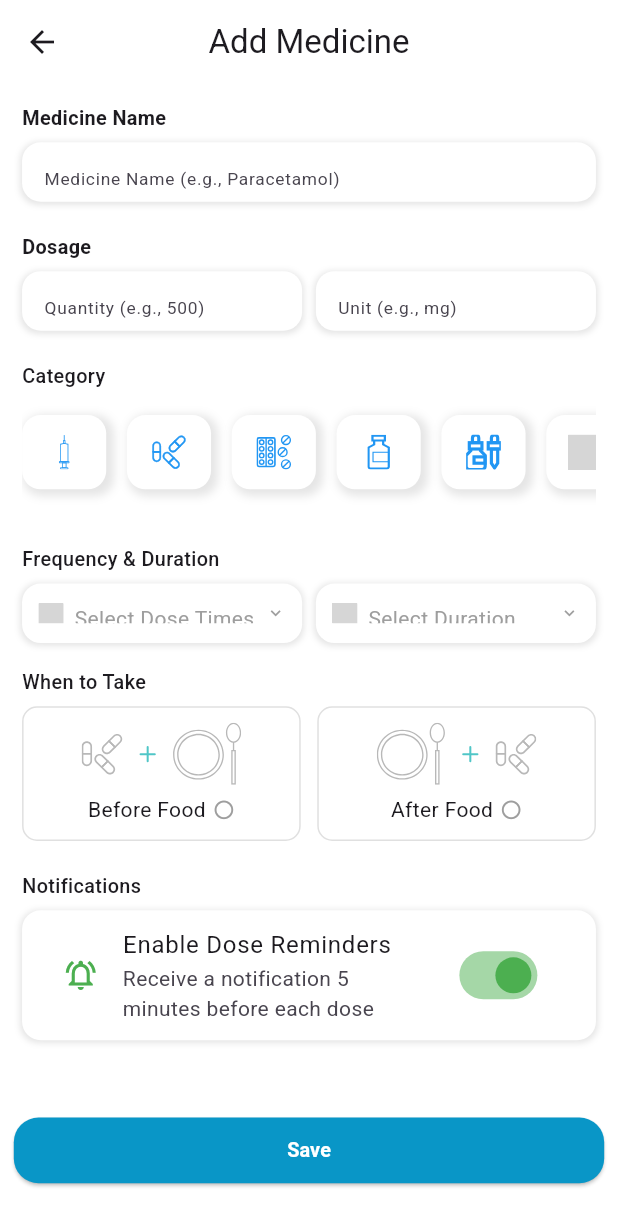
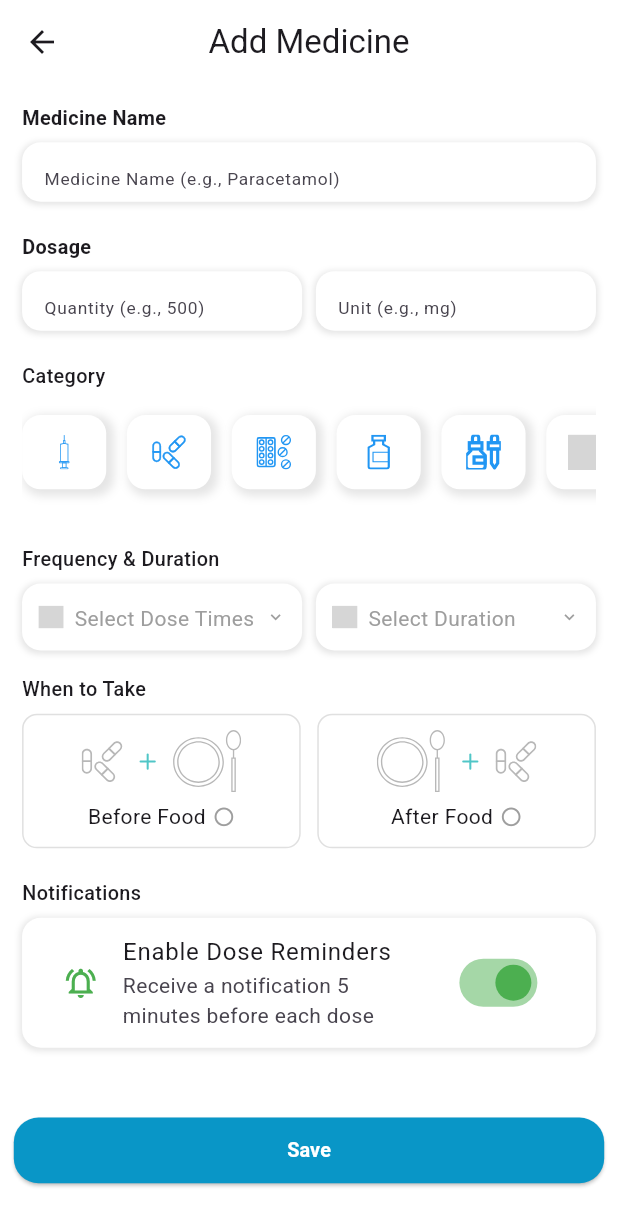
Before and after one commit to furkanislek/med-reminder, a Flutter app: the AddPillScreen screen opened directly, on a phone screen of 412 x 824 dp. Shown: the top 1226 px of the screen. Run offline on Flutter 3.47's test engine with Material 3 defaults, Android fonts, the phone set to English and light mode, and no system bars; our stand-ins replace cloud_firestore, firebase_auth, firebase_core, flutter_html, flutter_local_notifications, flutter_screenutil and 7 more; accounts and stored records are empty; network calls fail; project files that could hold a hidden picture were left out; grey boxes are pictures that could not be loaded.

Commit message:
design fixs

```diff
--- a/lib/pages/AddPill/add_pill.dart
+++ b/lib/pages/AddPill/add_pill.dart
@@ -379,7 +379,7 @@ class AddPillScreen extends StatelessWidget {
     required BuildContext context,
   }) {
     return Container(
-      height: 48.h,
+      height: 54.h,
       padding: EdgeInsets.symmetric(horizontal: 12.w, vertical: 16.h),
       decoration: BoxDecoration(
         color: Colors.white,
--- a/lib/services/services.dart
+++ b/lib/services/services.dart
@@ -23,14 +23,12 @@ class Auth {
     UserCredential userCredential = await _firebaseAuth
         .createUserWithEmailAndPassword(email: email, password: password);
 
-    print("profileImage: $profileImage");
 
     String? photoBase64;
     if (profileImage != null) {
       photoBase64 = base64Encode(await profileImage.readAsBytes());
     }
 
-    print("photoBase64: $photoBase64");
 
     await FirebaseFirestore.instance
         .collection('users')
```
